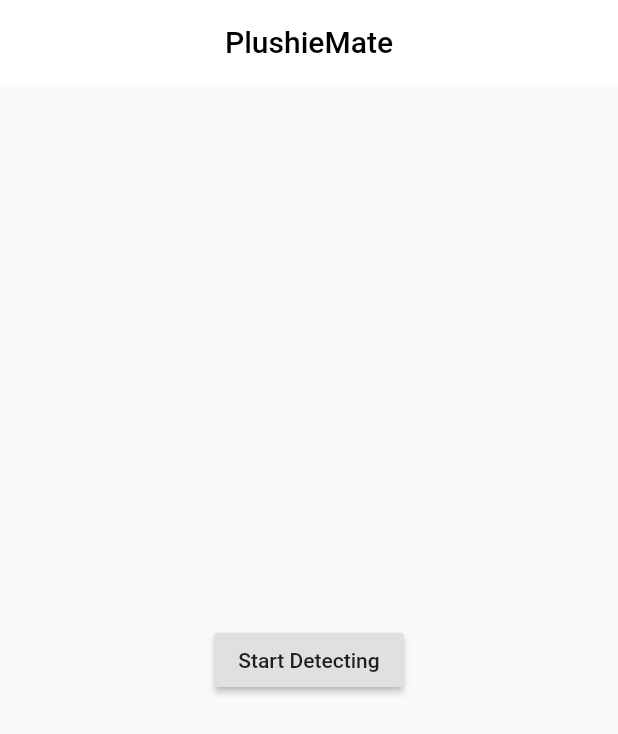
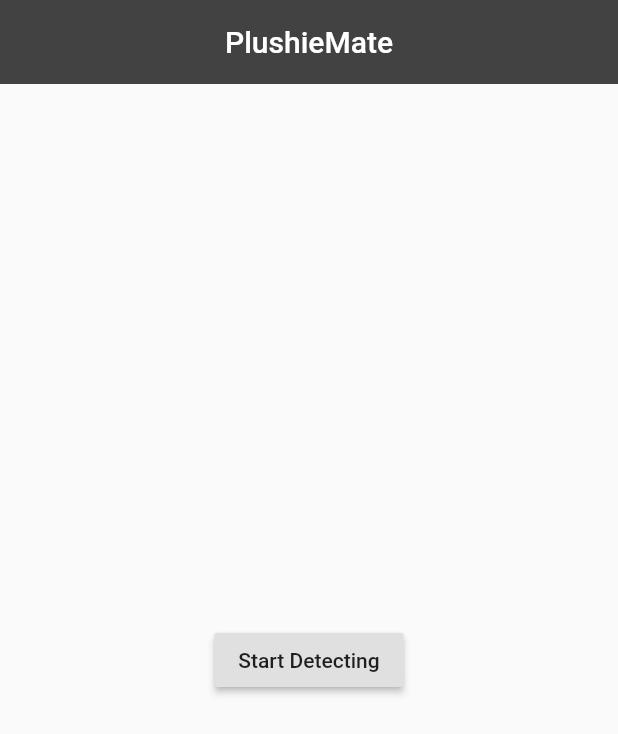
Before and after one commit to techno-disaster/PlushieMate, a Flutter app: the screen it shows after launch, on a phone screen of 412 x 824 dp. Shown: the top 734 px of the screen. Run offline on Flutter 3.47's test engine with Material 2 defaults, Android fonts, the phone set to English and light mode, and no system bars; our stand-ins replace camera; missing offline and left inert: tflite.

Commit message:
updoot ui

```diff
--- a/lib/camera.dart
+++ b/lib/camera.dart
@@ -31,7 +31,7 @@ class _CameraState extends State<Camera> {
     } else {
       controller = new CameraController(
         widget.cameras[0],
-        ResolutionPreset.high,
+        ResolutionPreset.max,
       );
       controller.initialize().then((_) {
         if (!mounted) {
--- a/lib/home.dart
+++ b/lib/home.dart
@@ -6,6 +6,8 @@ import 'dart:math' as math;
 import 'camera.dart';
 import 'bndbox.dart';
 import 'models.dart';
+
+bool isDetecting = false;
 
 class HomePage extends StatefulWidget {
   final List<CameraDescription> cameras;
@@ -79,10 +81,10 @@ class _HomePageState extends State<HomePage> {
     return Scaffold(
       appBar: AppBar(
         centerTitle: true,
-        backgroundColor: Colors.white,
+        backgroundColor: Colors.grey[800],
         title: Text(
           "PlushieMate",
-          style: TextStyle(color: Colors.black),
+          style: TextStyle(color: Colors.white),
         ),
         elevation: 0,
       ),
@@ -99,19 +101,34 @@ class _HomePageState extends State<HomePage> {
               ),
             )
           : Stack(
+              alignment: AlignmentDirectional.bottomCenter,
               children: [
                 Camera(
                   widget.cameras,
                   _model,
                   setRecognitions,
                 ),
-                BndBox(
+                Padding(
+                  padding: const EdgeInsets.only(bottom: 30),
+                  child: Container(
+                    decoration: new BoxDecoration(
+                        color: Colors.grey[800],
+                        borderRadius: BorderRadius.all(Radius.circular(15.0))),
+                    padding: EdgeInsets.only(top: 20),
+                    height: 100,
+                    width: 300,
+                    // color: Colors.grey[800],
+                    child: Center(
+                      child: BndBox(
                           _recognitions == null ? [] : _recognitions,
                           math.max(_imageHeight, _imageWidth),
                           math.min(_imageHeight, _imageWidth),
                           screen.height,
                           screen.width,
                           _model),
+                    ),
+                  ),
+                ),
               ],
             ),
     );
```
Also changed, not shown: 1 other file. Lines whose indentation alone changed are shown as unchanged.
